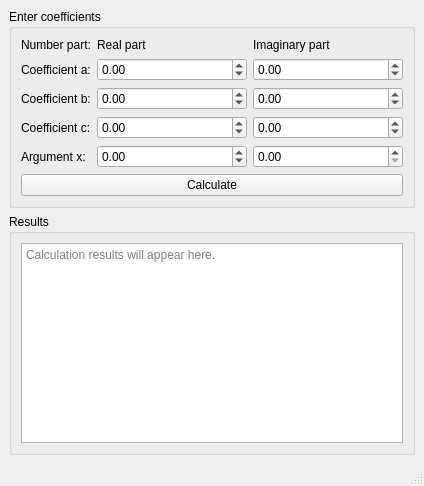
JoiNNewtany/LETI-OOP, file mainwindow.ui: the form before one commit.
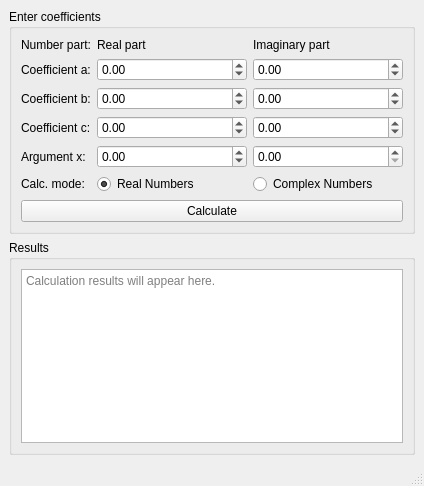
The form after the commit.

Diff of the .ui file:
```diff
--- a/mainwindow.ui
+++ b/mainwindow.ui
@@ -192,6 +192,34 @@
            </item>
           </layout>
          </item>
+         <item row="5" column="0">
+          <widget class="QLabel" name="label_mode">
+           <property name="text">
+            <string>Calc. mode:</string>
+           </property>
+          </widget>
+         </item>
+         <item row="5" column="1">
+          <layout class="QHBoxLayout" name="horizontalLayout_6">
+           <item>
+            <widget class="QRadioButton" name="radio_real">
+             <property name="text">
+              <string>Real Numbers</string>
+             </property>
+             <property name="checked">
+              <bool>true</bool>
+             </property>
+            </widget>
+           </item>
+           <item>
+            <widget class="QRadioButton" name="radio_complex">
+             <property name="text">
+              <string>Complex Numbers</string>
+             </property>
+            </widget>
+           </item>
+          </layout>
+         </item>
         </layout>
        </item>
        <item>
```
Left out of the diff: 14 changed lines with no effect on the pictures.
